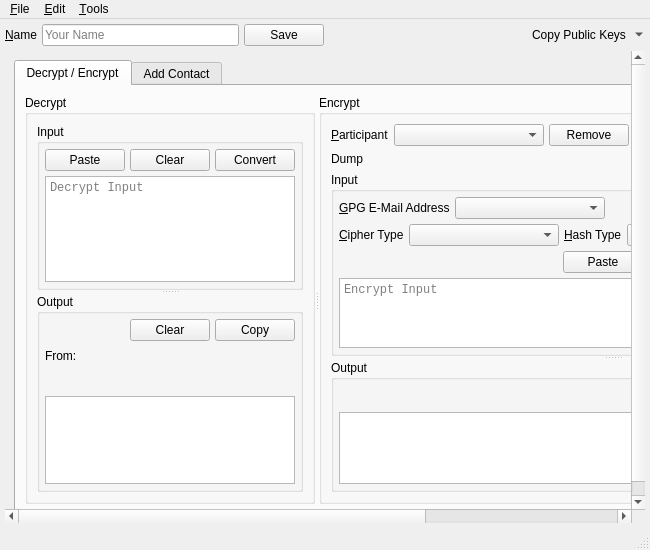
Old version of the form branches/trunk/UI/spot-on-rosetta.ui in the repository textbrowser/spot-on.
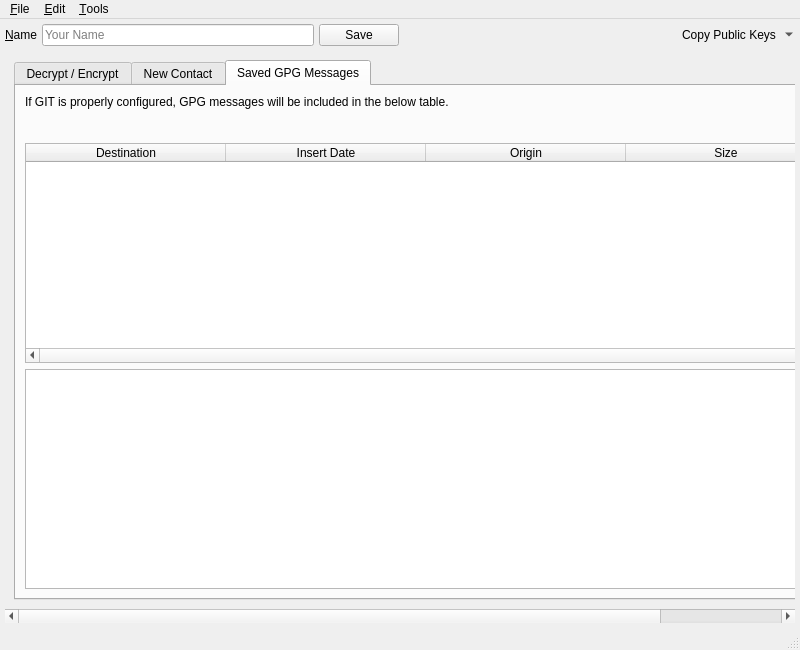
New version of the form. The open tabs and pages were chosen to show the change. Icons and pictures are not drawn.

Commit message: Prison blues.

Diff of the .ui file:
```diff
--- a/branches/trunk/UI/spot-on-rosetta.ui
+++ b/branches/trunk/UI/spot-on-rosetta.ui
@@ -6,8 +6,8 @@
    <rect>
     <x>0</x>
     <y>0</y>
-    <width>650</width>
-    <height>550</height>
+    <width>800</width>
+    <height>650</height>
    </rect>
   </property>
   <property name="windowIcon">
@@ -108,10 +108,10 @@
       <widget class="QWidget" name="scrollAreaWidgetContents">
        <property name="geometry">
         <rect>
-         <x>-358</x>
+         <x>0</x>
          <y>0</y>
-         <width>977</width>
-         <height>590</height>
+         <width>1045</width>
+         <height>628</height>
         </rect>
        </property>
        <layout class="QVBoxLayout" name="verticalLayout_5">
@@ -723,7 +723,7 @@
           </widget>
           <widget class="QWidget" name="tab_2">
            <attribute name="title">
-            <string>Add Contact</string>
+            <string>New Contact</string>
            </attribute>
            <layout class="QVBoxLayout" name="verticalLayout_6">
             <item>
@@ -790,6 +790,100 @@
             </item>
            </layout>
           </widget>
+          <widget class="QWidget" name="saved_git_messages_page">
+           <attribute name="title">
+            <string>Saved GPG Messages</string>
+           </attribute>
+           <layout class="QVBoxLayout" name="verticalLayout_11">
+            <item>
+             <widget class="QLabel" name="label_7">
+              <property name="text">
+               <string>If GIT is properly configured, GPG messages will be included in the below table.</string>
+              </property>
+             </widget>
+            </item>
+            <item>
+             <layout class="QHBoxLayout" name="horizontalLayout_14">
+              <item>
+               <spacer name="horizontalSpacer_13">
+                <property name="orientation">
+                 <enum>Qt::Horizontal</enum>
+                </property>
+                <property name="sizeHint" stdset="0">
+                 <size>
+                  <width>40</width>
+                  <height>20</height>
+                 </size>
+                </property>
+               </spacer>
+              </item>
+              <item>
+               <widget class="QPushButton" name="remove_git_messages">
+                <property name="text">
+                 <string>Removed Selected</string>
+                </property>
+               </widget>
+              </item>
+             </layout>
+            </item>
+            <item>
+             <widget class="QTableWidget" name="git_messages">
+              <property name="alternatingRowColors">
+               <bool>true</bool>
+              </property>
+              <property name="selectionBehavior">
+               <enum>QAbstractItemView::SelectRows</enum>
+              </property>
+              <property name="verticalScrollMode">
+               <enum>QAbstractItemView::ScrollPerPixel</enum>
+              </property>
+              <property name="horizontalScrollMode">
+               <enum>QAbstractItemView::ScrollPerPixel</enum>
+              </property>
+              <property name="sortingEnabled">
+               <bool>true</bool>
+              </property>
+              <attribute name="horizontalHeaderDefaultSectionSize">
+               <number>200</number>
+              </attribute>
+              <attribute name="horizontalHeaderStretchLastSection">
+               <bool>true</bool>
+              </attribute>
+              <attribute name="verticalHeaderVisible">
+               <bool>false</bool>
+              </attribute>
+              <column>
+               <property name="text">
+                <string>Destination</string>
+               </property>
+              </column>
+              <column>
+               <property name="text">
+                <string>Insert Date</string>
+               </property>
+              </column>
+              <column>
+               <property name="text">
+                <string>Origin</string>
+               </property>
+              </column>
+              <column>
+               <property name="text">
+                <string>Size</string>
+               </property>
+              </column>
+              <column>
+               <property name="text">
+                <string>OID</string>
+               </property>
+              </column>
+             </widget>
+            </item>
+            <item>
+             <widget class="QPlainTextEdit" name="selected_message"/>
+            </item>
+           </layout>
+          </widget>
          </widget>
         </item>
        </layout>
@@ -803,8 +897,8 @@
     <rect>
      <x>0</x>
      <y>0</y>
-     <width>650</width>
-     <height>30</height>
+     <width>800</width>
+     <height>34</height>
     </rect>
    </property>
    <widget class="QMenu" name="menu_File">
```
Left out of the diff: 7 changed lines with no effect on the pictures. The commit also changes 1 other file.
